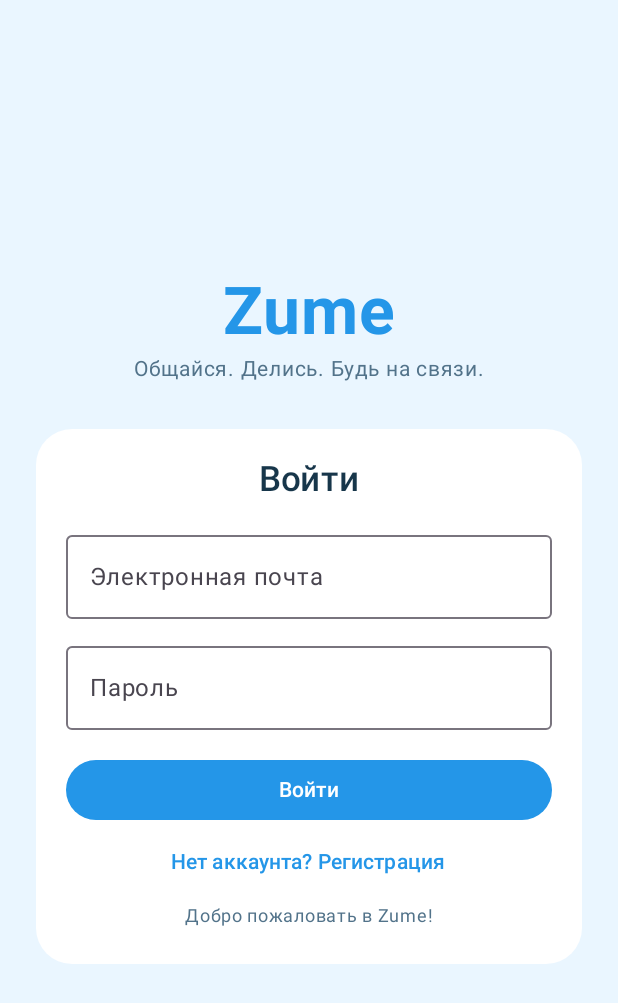
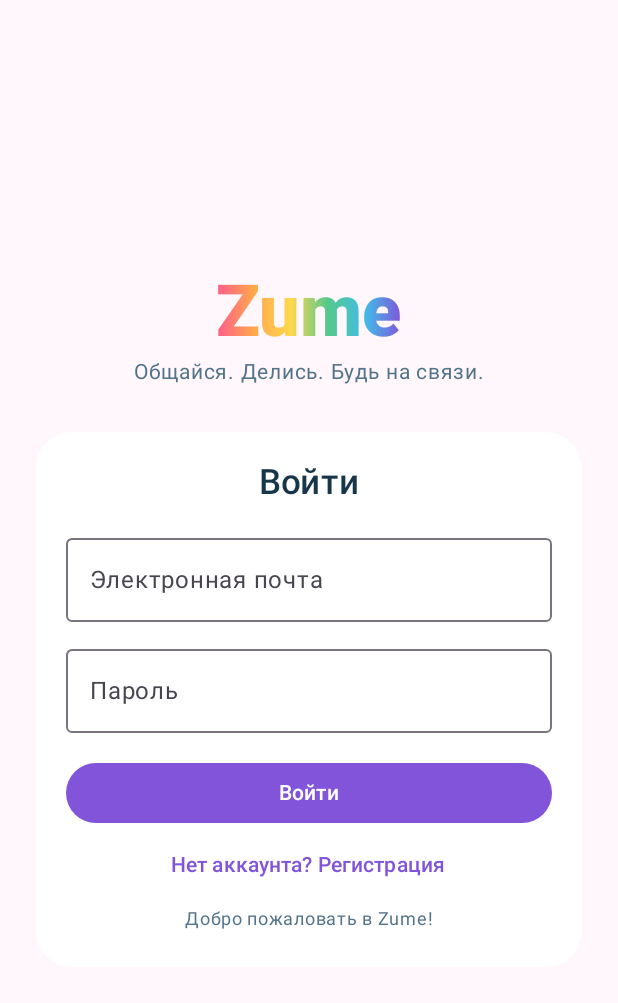
Before and after one commit to fudhuiwfhi4ehiu3/Zume1, an Android app built with Jetpack Compose: the screen it shows after launch (MainActivity), on a phone screen of 412 x 824 dp. Shown: the top 1003 px of the screen. Run offline under Robolectric (Android 15) with nearby library versions, the phone set to English and light mode, and no system bars; our stand-ins replace Firebase (no records; nobody signed in at launch, a user with empty details on screens opened directly).

Commit message:
Add colorful rainbow theme to Zume

```diff
--- a/app/src/main/java/com/zume/app/MainActivity.kt
+++ b/app/src/main/java/com/zume/app/MainActivity.kt
@@ -47,15 +47,27 @@ import androidx.compose.runtime.remember
 import androidx.compose.runtime.setValue
 import androidx.compose.ui.Alignment
 import androidx.compose.ui.Modifier
+import androidx.compose.ui.graphics.Brush
 import androidx.compose.ui.graphics.Color
+import androidx.compose.ui.text.TextStyle
 import androidx.compose.ui.text.font.FontWeight
 import androidx.compose.ui.text.input.PasswordVisualTransformation
 import androidx.compose.ui.unit.dp
 import androidx.compose.ui.unit.sp
 import com.google.firebase.auth.FirebaseAuth
 
-private val ZumeBlue = Color(0xFF2496E8)
-private val PaleBlue = Color(0xFFEAF6FF)
+private val ZumeBlue = Color(0xFF8154D9)
+private val PaleBlue = Color(0xFFFFF7FC)
+private val RainbowBrush = Brush.horizontalGradient(
+    listOf(
+        Color(0xFFFF5B8D),
+        Color(0xFFFFA64D),
+        Color(0xFFFFD84D),
+        Color(0xFF55C98B),
+        Color(0xFF42BDE8),
+        Color(0xFF8154D9)
+    )
+)
 
 private data class FeedPost(val id: String, val author: String, val text: String, val likedBy: List<String>)
 
@@ -115,7 +127,7 @@ fun ZumeWelcome() {
             horizontalAlignment = Alignment.CenterHorizontally,
             verticalArrangement = Arrangement.Center
         ) {
-            Text("Zume", color = ZumeBlue, fontSize = 44.sp, fontWeight = FontWeight.Bold)
+            Text("Zume", style = TextStyle(brush = RainbowBrush), fontSize = 48.sp, fontWeight = FontWeight.ExtraBold)
             Text("Общайся. Делись. Будь на связи.", color = Color(0xFF52738A), fontSize = 14.sp)
             Spacer(modifier = Modifier.height(28.dp))
             Column(
@@ -405,12 +417,12 @@ fun ZumeHome(onSignOut: () -> Unit) {
     Surface(modifier = Modifier.fillMaxSize(), color = PaleBlue) {
         androidx.compose.foundation.layout.Column(modifier = Modifier.fillMaxSize()) {
             Row(
-                modifier = Modifier.fillMaxWidth().background(Color.White).padding(horizontal = 20.dp, vertical = 16.dp),
+                modifier = Modifier.fillMaxWidth().background(RainbowBrush).padding(horizontal = 20.dp, vertical = 16.dp),
                 verticalAlignment = Alignment.CenterVertically,
                 horizontalArrangement = Arrangement.SpaceBetween
             ) {
-                Text("Zume", color = ZumeBlue, fontSize = 30.sp, fontWeight = FontWeight.Bold)
-                TextButton(onClick = onSignOut) { Text("Выйти") }
+                Text("Zume", color = Color.White, fontSize = 30.sp, fontWeight = FontWeight.ExtraBold)
+                TextButton(onClick = onSignOut) { Text("Выйти", color = Color.White) }
             }
             Column(
                 modifier = Modifier.weight(1f).fillMaxWidth().padding(20.dp),
@@ -535,7 +547,7 @@ fun ZumeHome(onSignOut: () -> Unit) {
                     }
                 }
             }
-            NavigationBar(containerColor = Color.White) {
+            NavigationBar(containerColor = Color(0xFFFFF0F7)) {
                 NavigationBarItem(
                     selected = selectedTab == 0,
                     onClick = { selectedTab = 0 },
```
